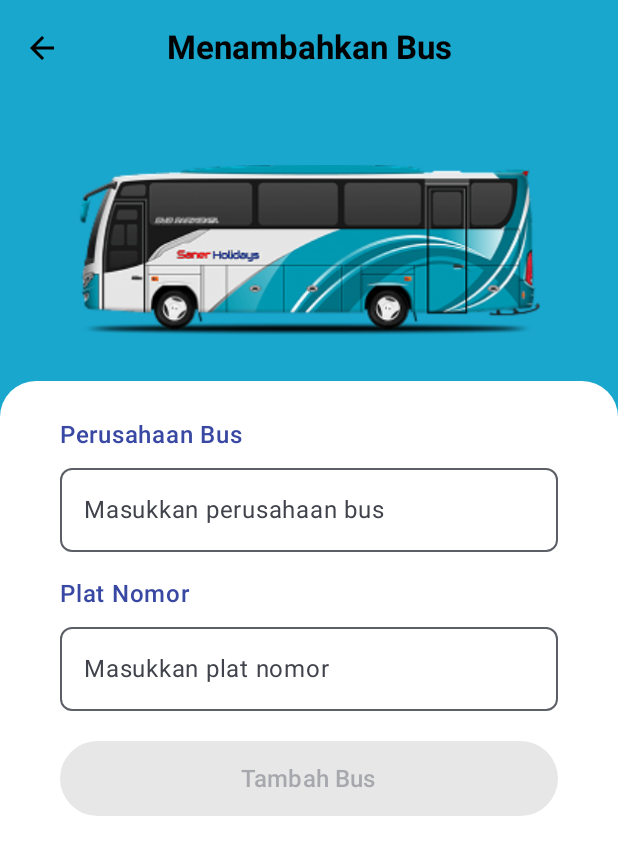
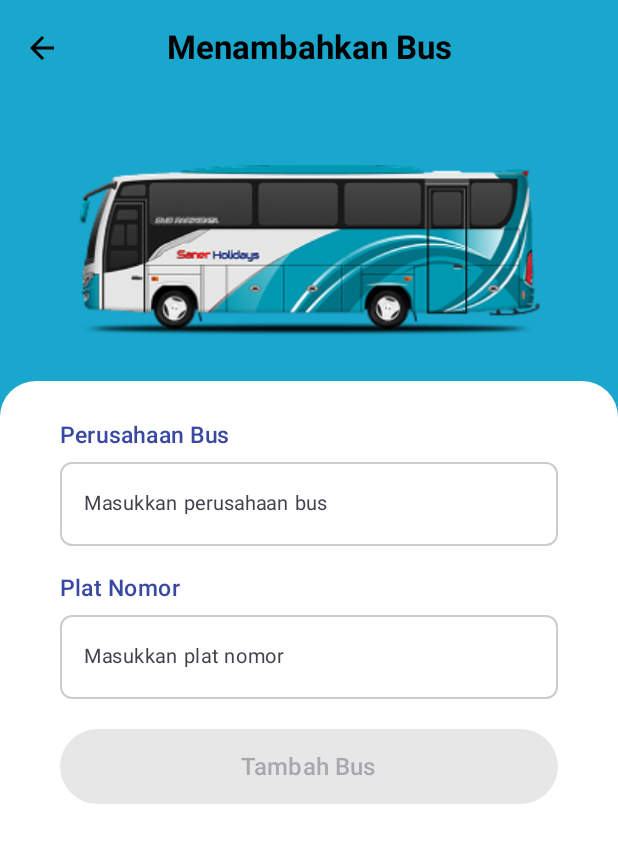
Before and after one commit to nashatr4/TETIRES, an Android app built with Jetpack Compose: the TambahBusScreen screen opened through its navigation route, on a phone screen of 412 x 824 dp. Shown: the top 855 px of the screen. Run offline under Robolectric (Android 15) with nearby library versions, the phone set to English and light mode, and no system bars; our stand-ins replace Room's generated code, livedata-compose.

Commit message:
tidy up UI

```diff
--- a/app/src/main/java/com/example/tetires/ui/screen/TambahBusScreen.kt
+++ b/app/src/main/java/com/example/tetires/ui/screen/TambahBusScreen.kt
@@ -100,20 +100,29 @@ fun TambahBusScreen(
                     Text(
                         "Perusahaan Bus",
                         fontWeight = FontWeight.SemiBold,
+                        fontSize = 15.sp,
                         color = Color(0xFF3949A3)
                     )
-                    Spacer(modifier = Modifier.height(10.dp))
+                    Spacer(modifier = Modifier.height(6.dp))
                     OutlinedTextField(
                         value = namaPerusahaan,
                         onValueChange = { namaPerusahaan = it },
                         modifier = Modifier.fillMaxWidth(),
-                        placeholder = { Text("Masukkan perusahaan bus") },
+                        placeholder = { Text("Masukkan perusahaan bus", fontSize = 13.sp) },
                         shape = RoundedCornerShape(8.dp),
                         keyboardOptions = KeyboardOptions(
                             capitalization = KeyboardCapitalization.Words,
                             imeAction = ImeAction.Next
                         ),
-                        enabled = !isLoading
+                        enabled = !isLoading,
+                        colors = OutlinedTextFieldDefaults.colors(
+                            focusedContainerColor = Color.White,
+                            unfocusedContainerColor = Color.White,
+                            focusedBorderColor = Color.Black,
+                            unfocusedBorderColor = Color.LightGray,
+                            focusedTextColor = Color.Black,
+                            unfocusedTextColor = Color.Black
+                        )
                     )
 
                     Spacer(modifier = Modifier.height(16.dp))
@@ -121,20 +130,29 @@ fun TambahBusScreen(
                     Text(
                         "Plat Nomor",
                         fontWeight = FontWeight.SemiBold,
+                        fontSize = 15.sp,
                         color = Color(0xFF3949A3)
                     )
-                    Spacer(modifier = Modifier.height(10.dp))
+                    Spacer(modifier = Modifier.height(6.dp))
                     OutlinedTextField(
                         value = platNomor,
                         onValueChange = { platNomor = it },
                         modifier = Modifier.fillMaxWidth(),
-                        placeholder = { Text("Masukkan plat nomor") },
+                        placeholder = { Text("Masukkan plat nomor", fontSize = 13.sp) },
                         shape = RoundedCornerShape(8.dp),
                         keyboardOptions = KeyboardOptions(
                             capitalization = KeyboardCapitalization.Characters,
                             imeAction = ImeAction.Done
                         ),
-                        enabled = !isLoading
+                        enabled = !isLoading,
+                        colors = OutlinedTextFieldDefaults.colors(
+                            focusedContainerColor = Color.White,
+                            unfocusedContainerColor = Color.White,
+                            focusedBorderColor = Color.Black,
+                            unfocusedBorderColor = Color.LightGray,
+                            focusedTextColor = Color.Black,
+                            unfocusedTextColor = Color.Black
+                        )
                     )
 
                     Spacer(modifier = Modifier.height(20.dp))
```
Also changed, not shown: app/src/main/java/com/example/tetires/ui/screen/BerandaScreen.kt (+24 -24 lines), app/src/main/java/com/example/tetires/ui/screen/DaftarBusScreen.kt (+8 -6 lines), app/src/main/java/com/example/tetires/ui/screen/DetailPengecekanScreen.kt (+21 -21 lines), app/src/main/java/com/example/tetires/ui/screen/RiwayatScreen.kt (+21 -10 lines).
